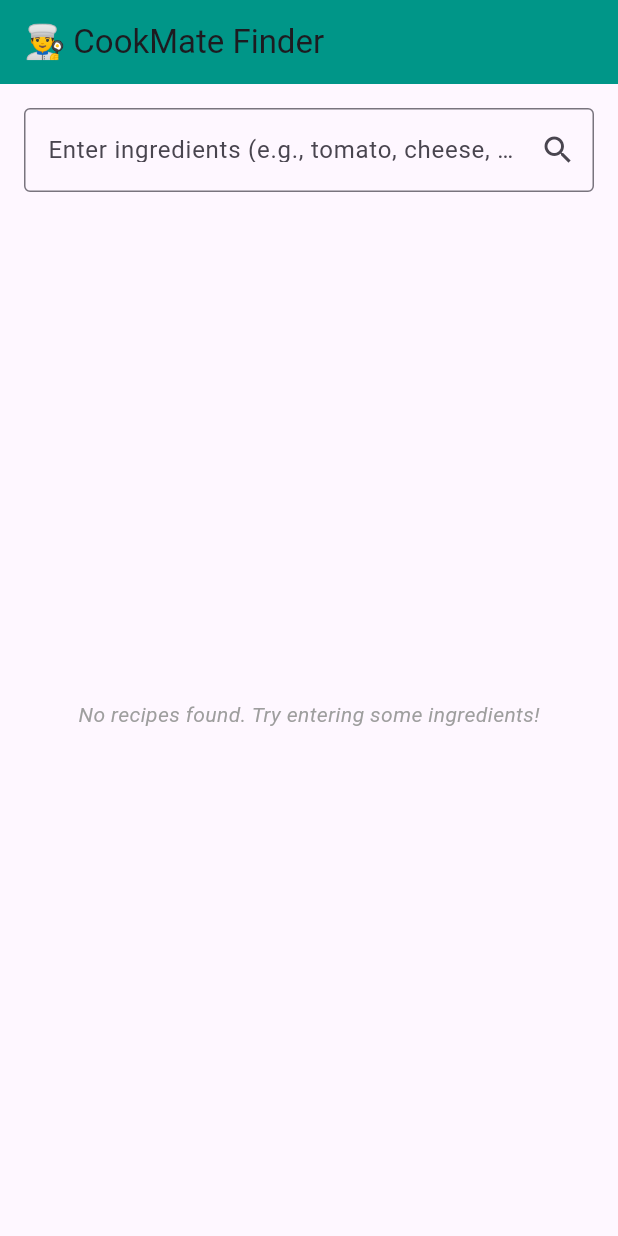
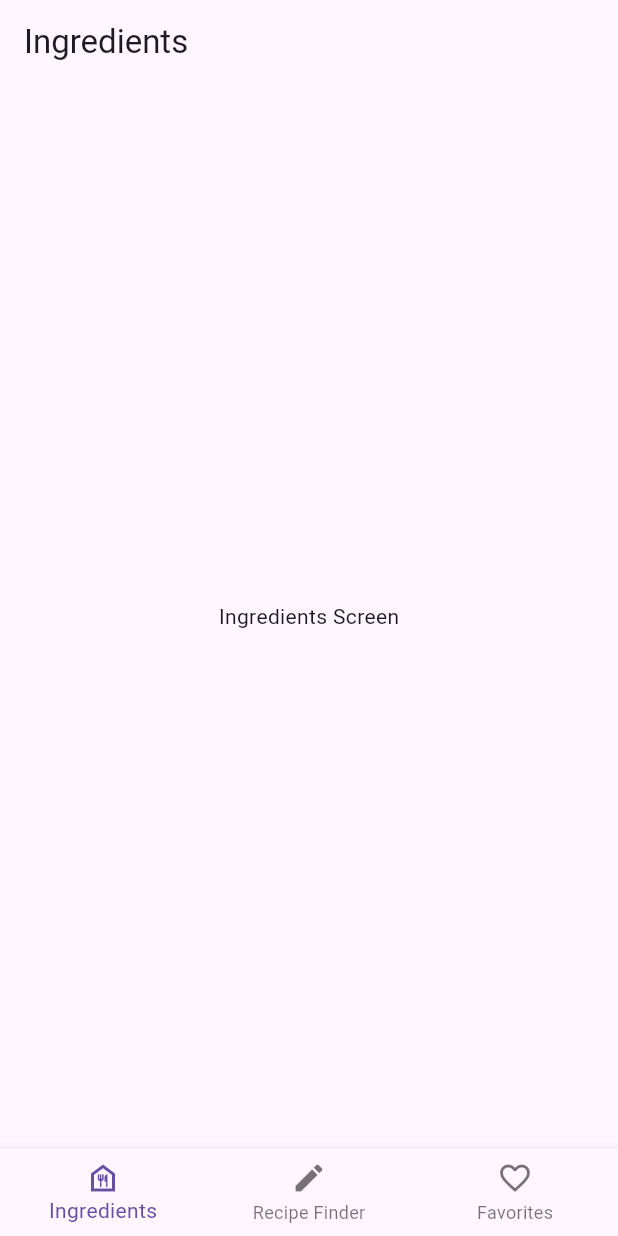
Before and after one commit to CesarNasr/cookmate, a Flutter app: the screen it shows after launch, on a phone screen of 412 x 824 dp. Run offline on Flutter 3.47's test engine with Material 3 defaults, Android fonts, the phone set to English and light mode, and no system bars; our stand-ins replace flutter_dotenv, flutter_riverpod, google_generative_ai, riverpod.

Commit message:
- Added bottom navigation bar - Created IngredientsScreen.dart and FavoritesScreen.dart

```diff
--- /dev/null
+++ b/lib/app/MainNavigationScreen.dart
@@ -0,0 +1,46 @@
+import 'package:cookmate/features/favourites/FavoritesScreen.dart';
+import 'package:cookmate/features/generate_recipe/presentation/RecipeFinderScreen.dart';
+import 'package:flutter/material.dart';
+import 'package:flutter_riverpod/flutter_riverpod.dart';
+import '../features/ingredients/IngredientsScreen.dart';
+import '../providers/navigation_provider.dart';
+
+class MainNavigationScreen extends ConsumerWidget {
+  const MainNavigationScreen({super.key});
+
+  @override
+  Widget build(BuildContext context, WidgetRef ref) {
+    final selectedIndex = ref.watch(selectedIndexProvider);
+
+    // List of screens
+    final screens = [
+      const IngredientsScreen(),
+      const RecipeFinderScreen(),
+      const FavoritesScreen(),
+    ];
+
+    return Scaffold(
+      body: screens[selectedIndex],
+      bottomNavigationBar: BottomNavigationBar(
+        currentIndex: selectedIndex,
+        onTap: (index) {
+          ref.read(selectedIndexProvider.notifier).setIndex(index);
+        },
+        items: const [
+          BottomNavigationBarItem(
+            icon: Icon(Icons.food_bank_outlined),
+            label: 'Ingredients',
+          ),
+          BottomNavigationBarItem(
+            icon: Icon(Icons.create),
+            label: 'Recipe Finder',
+          ),
+          BottomNavigationBarItem(
+            icon: Icon(Icons.favorite_border),
+            label: 'Favorites',
+          ),
+        ],
+      ),
+    );
+  }
+}
--- a/lib/features/generate_recipe/presentation/GenerateRecipeScreen.dart
+++ b/lib/features/generate_recipe/presentation/RecipeFinderScreen.dart
@@ -1,7 +1,7 @@
 import 'package:flutter/material.dart';
 import 'package:flutter_riverpod/flutter_riverpod.dart';
 import '../../../core/models/Recipe.dart';
-import 'GenerateRecipeViewModel.dart';
+import 'RecipeFinderViewModel.dart';
 import 'RecipeCard.dart';
 
 class RecipeFinderScreen extends ConsumerStatefulWidget {
@@ -30,12 +30,12 @@ class _RecipeFinderScreenState extends ConsumerState<RecipeFinderScreen> {
     final rawInput = ingredientsController.text.trim();
     if (rawInput.isEmpty) return;
 
-    ref.read(recipeViewModelProvider.notifier).fetchRecipes(rawInput);
+    ref.read(recipeFinderViewModelProvider.notifier).fetchRecipes(rawInput);
   }
 
   @override
   Widget build(BuildContext context) {
-    final recipeAsyncValue = ref.watch(recipeViewModelProvider);
+    final recipeAsyncValue = ref.watch(recipeFinderViewModelProvider);
 
     return Scaffold(
       appBar: AppBar(
--- a/lib/features/generate_recipe/presentation/GenerateRecipeViewModel.dart
+++ b/lib/features/generate_recipe/presentation/RecipeFinderViewModel.dart
@@ -6,9 +6,9 @@ import 'package:flutter_riverpod/flutter_riverpod.dart';
 import '../data/RecipeRepositoryImpl.dart';
 import '../domain/RecipeRepository.dart';
 
-final recipeViewModelProvider = AsyncNotifierProvider<RecipeViewModel, RecipeListContainer>(RecipeViewModel.new);
+final recipeFinderViewModelProvider = AsyncNotifierProvider<RecipeFinderViewModel, RecipeListContainer>(RecipeFinderViewModel.new);
 
-class RecipeViewModel extends AsyncNotifier<RecipeListContainer> {
+class RecipeFinderViewModel extends AsyncNotifier<RecipeListContainer> {
 
   late final RecipeRepository _repository;
 
--- /dev/null
+++ b/lib/features/ingredients/IngredientsScreen.dart
@@ -0,0 +1,18 @@
+import 'package:flutter/material.dart';
+
+class IngredientsScreen extends StatelessWidget{
+  const IngredientsScreen({super.key});
+
+  @override
+  Widget build(BuildContext context) {
+    return Scaffold(
+      appBar: AppBar(
+        title: Text('Ingredients'),
+      ),
+      body: Center(
+        child: Text('Ingredients Screen'),
+      ),
+    );
+  }
+
+}
--- a/lib/main.dart
+++ b/lib/main.dart
@@ -2,15 +2,14 @@ import 'package:flutter/material.dart';
 import 'package:flutter_dotenv/flutter_dotenv.dart';
 import 'package:flutter_riverpod/flutter_riverpod.dart';
 
-import 'features/generate_recipe/presentation/GenerateRecipeScreen.dart';
+import 'app/MainNavigationScreen.dart';
 
 
-
-void main() async{
+void main() async {
   await dotenv.load(fileName: ".env");
 
   runApp(
-    const ProviderScope( // 👈 wraps your entire app so Riverpod works
+    const ProviderScope(
       child: MyApp(),
     ),
   );
@@ -22,11 +21,11 @@ class MyApp extends StatelessWidget {
   @override
   Widget build(BuildContext context) {
     return MaterialApp(
-      title: 'Riverpod MVVM Demo',
+      title: 'Flutter Bottom Nav',
       theme: ThemeData(
         primarySwatch: Colors.blue,
       ),
-      home: const RecipeFinderScreen(),
+      home: const MainNavigationScreen(),
     );
   }
 }
--- /dev/null
+++ b/lib/providers/navigation_provider.dart
@@ -0,0 +1,17 @@
+import 'package:riverpod/legacy.dart';
+
+
+import 'package:flutter_riverpod/flutter_riverpod.dart';
+
+class SelectedIndexNotifier extends Notifier<int> {
+  @override
+  int build() => 0; // Initial value
+
+  void setIndex(int index) {
+    state = index;
+  }
+}
+
+final selectedIndexProvider = NotifierProvider<SelectedIndexNotifier, int>(
+  SelectedIndexNotifier.new,
+);
```
Also changed, not shown: lib/features/favourites/FavoritesScreen.dart (added, +18 -0 lines).
